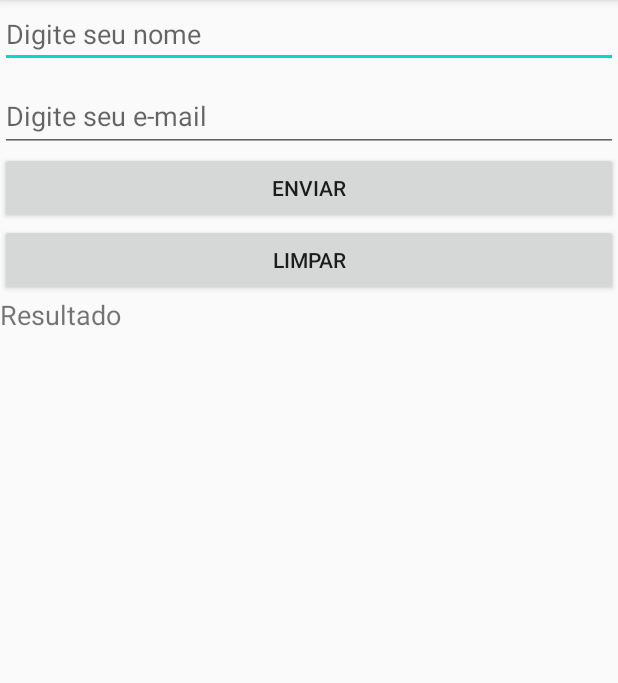
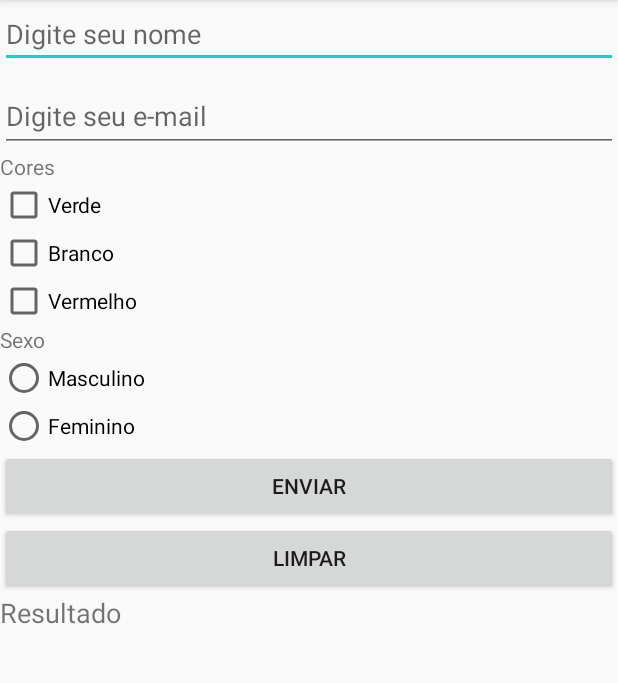
Before and after one commit to fernandomx/ComponentesBasicos, an Android app: the screen it shows after launch (MainActivity), on a phone screen of 412 x 824 dp, the part 84-767 px from its top. Run offline under Robolectric (Android 15) with nearby library versions, the phone set to English and light mode, and no system bars.

Commit message:
Commit update!

```diff
--- a/app/src/main/java/com/cursoandroid/componentesbasicos/MainActivity.java
+++ b/app/src/main/java/com/cursoandroid/componentesbasicos/MainActivity.java
@@ -4,7 +4,10 @@ import androidx.appcompat.app.AppCompatActivity;
 
 import android.os.Bundle;
 import android.view.View;
+import android.widget.CheckBox;
 import android.widget.EditText;
+import android.widget.RadioButton;
+import android.widget.RadioGroup;
 import android.widget.TextView;
 
 import com.google.android.material.textfield.TextInputEditText;
@@ -15,6 +18,14 @@ public class MainActivity extends AppCompatActivity {
     private TextInputEditText campoEmail;
     private TextView Resultado;
 
+    private CheckBox checkVerde;
+    private CheckBox checkBranco;
+    private CheckBox checkVermelho;
+
+    private RadioButton sexoMasculino, sexoFeminino;
+    private RadioGroup opcaoSexo;
+
+
     @Override
     protected void onCreate(Bundle savedInstanceState) {
         super.onCreate(savedInstanceState);
@@ -23,13 +34,70 @@ public class MainActivity extends AppCompatActivity {
          campoNome = findViewById(R.id.editNome);
          Resultado = findViewById(R.id.textResultado);
          campoEmail = findViewById(R.id.editEmail);
+
+         checkVerde = findViewById(R.id.checkVerde);
+         checkBranco = findViewById(R.id.checkBranco);
+         checkVermelho = findViewById(R.id.checkVermelho);
+
+         sexoMasculino = findViewById(R.id.radioButtonMasculino);
+         sexoFeminino = findViewById(R.id.radioButtonFeminino);
+         opcaoSexo = findViewById(R.id.radioGroupSexo);
+
+         radioButton();
+
     }
 
+    public void checkbox(){
+    String texto = "";
+
+    if (checkVerde.isChecked()){
+        //String corSelecionada = checkVerde.getText().toString();
+
+        texto = "Verde selecionado ";
+    }
+        if (checkBranco.isChecked()){
+            texto = texto + "Branco selecionado -";
+        }
+        if (checkVermelho.isChecked()){
+            texto = texto + "Vermelho selecionado -";
+        }
+
+    Resultado.setText(texto);
+    }
+
+    public void radioButton(){
+
+        opcaoSexo.setOnCheckedChangeListener(new RadioGroup.OnCheckedChangeListener() {
+            @Override
+            public void onCheckedChanged(RadioGroup group, int checkedId) {
+                if (checkedId == R.id.radioButtonMasculino){
+                    Resultado.setText("Masculino");
+                }else if (checkedId == R.id.radioButtonFeminino) {
+                    Resultado.setText("Feminino");
+                }
+            }
+        });
+
+        /*
+        if (sexoMasculino.isChecked()){
+                Resultado.setText("Masculino");
+        }else if (sexoFeminino.isChecked()){
+            Resultado.setText("Feminino");
+        }
+        */
+
+    }
+
+
     public void enviar (View view) {
+
+        radioButton();
+        //checkbox();
+        /*
         String nome = campoNome.getText().toString();
         String email = campoEmail.getText().toString();
         Resultado.setText("Nome:" + nome  + " " + "Email: " + email );
-
+*/
     }
 
     public void limpar (View view) {
--- a/app/src/main/res/layout/activity_main.xml
+++ b/app/src/main/res/layout/activity_main.xml
@@ -26,6 +26,55 @@
             android:layout_height="wrap_content"
             android:hint="Digite seu e-mail" />
 
+        <TextView
+            android:id="@+id/textView"
+            android:layout_width="match_parent"
+            android:layout_height="wrap_content"
+            android:text="Cores" />
+
+        <CheckBox
+            android:id="@+id/checkVerde"
+            android:layout_width="match_parent"
+            android:layout_height="wrap_content"
+            android:text="Verde" />
+
+        <CheckBox
+            android:id="@+id/checkBranco"
+            android:layout_width="match_parent"
+            android:layout_height="wrap_content"
+            android:text="Branco" />
+
+        <CheckBox
+            android:id="@+id/checkVermelho"
+            android:layout_width="match_parent"
+            android:layout_height="wrap_content"
+            android:text="Vermelho" />
+
+        <TextView
+            android:id="@+id/textView2"
+            android:layout_width="match_parent"
+            android:layout_height="wrap_content"
+            android:text="Sexo" />
+
+        <RadioGroup
+            android:id="@+id/radioGroupSexo"
+            android:layout_width="match_parent"
+            android:layout_height="wrap_content">
+
+            <RadioButton
+                android:id="@+id/radioButtonMasculino"
+                android:layout_width="match_parent"
+                android:layout_height="wrap_content"
+                android:text="Masculino" />
+
+            <RadioButton
+                android:id="@+id/radioButtonFeminino"
+                android:layout_width="match_parent"
+                android:layout_height="wrap_content"
+                android:text="Feminino" />
+
+        </RadioGroup>
+
         <Button
             android:id="@+id/button7"
             android:layout_width="match_parent"
```
